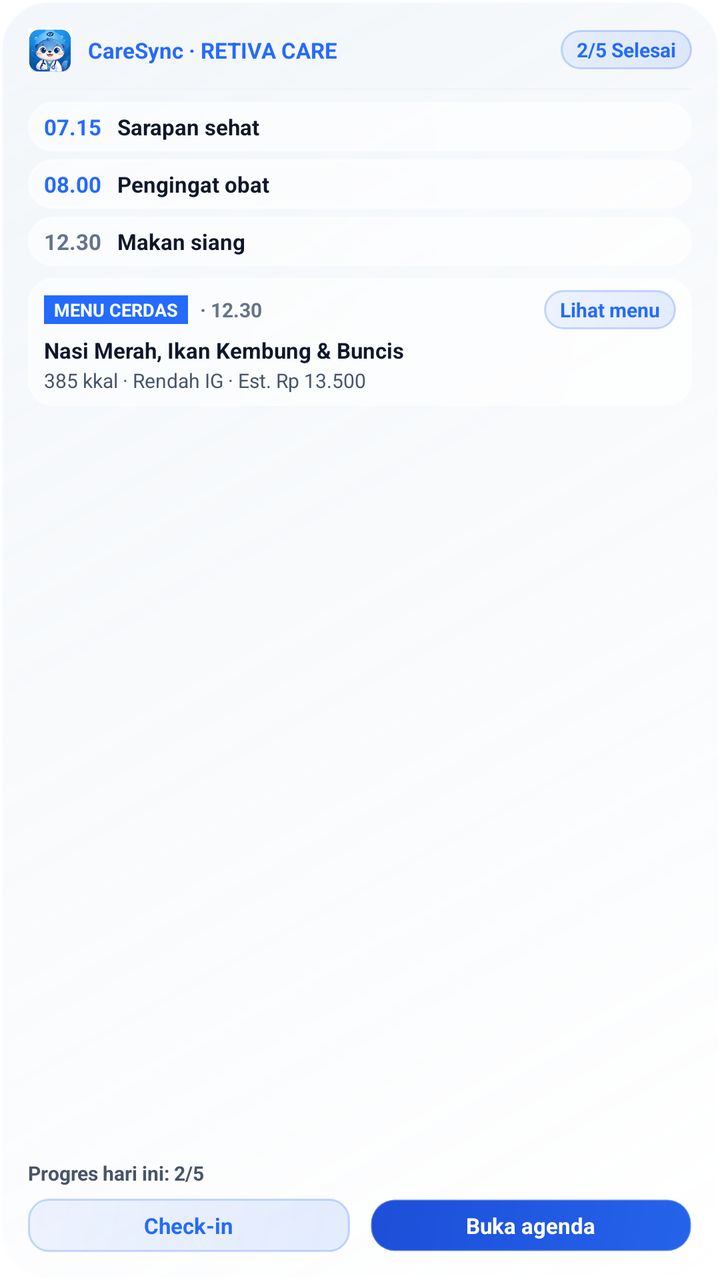
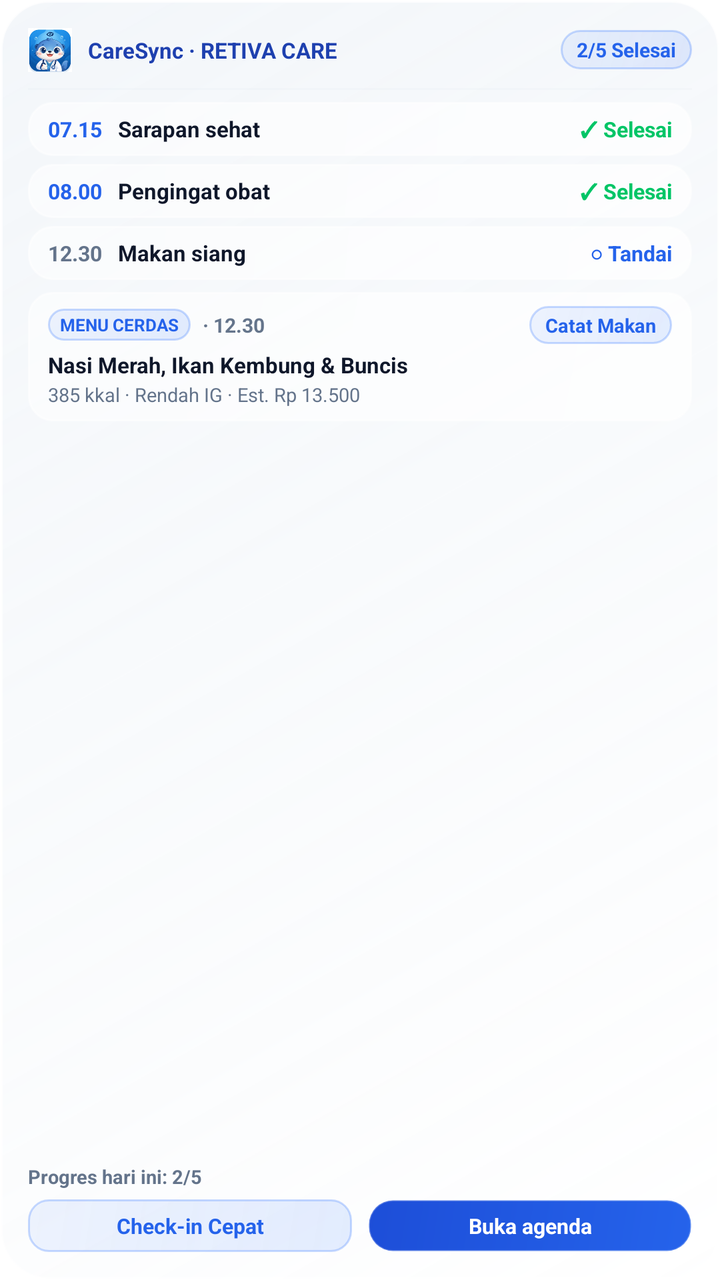

Before-and-after screenshots of an Android layout around one commit, followed by the original layout XML and the change that was made.
<!-- AndroidManifest.xml: fallback theme Theme.MaterialComponents.DayNight.NoActionBar -->
<!-- res/layout/widget_retiva_large.xml -->
<?xml version="1.0" encoding="utf-8"?>
<LinearLayout xmlns:android="http://schemas.android.com/apk/res/android"
    android:id="@+id/widget_large_root"
    android:layout_width="match_parent"
    android:layout_height="match_parent"
    android:background="@drawable/widget_background"
    android:orientation="vertical"
    android:padding="14dp">

    
    <LinearLayout
        android:layout_width="match_parent"
        android:layout_height="wrap_content"
        android:gravity="center_vertical"
        android:orientation="horizontal">

        <ImageView
            android:layout_width="22dp"
            android:layout_height="22dp"
            android:src="@mipmap/ic_launcher"
            android:contentDescription="Retiva" />

        <TextView
            android:layout_width="wrap_content"
            android:layout_height="wrap_content"
            android:layout_marginStart="8dp"
            android:text="CareSync · RETIVA CARE"
            android:textColor="#246BFD"
            android:textSize="11sp"
            android:textStyle="bold" />

        <FrameLayout
            android:layout_width="0dp"
            android:layout_height="1dp"
            android:layout_weight="1" />

        <TextView
            android:id="@+id/widget_large_progress_badge"
            android:layout_width="wrap_content"
            android:layout_height="wrap_content"
            android:background="@drawable/widget_button_secondary_bg"
            android:paddingStart="8dp"
            android:paddingTop="3dp"
            android:paddingEnd="8dp"
            android:paddingBottom="3dp"
            android:text="2/5 Selesai"
            android:textColor="#246BFD"
            android:textSize="10sp"
            android:textStyle="bold" />
    </LinearLayout>

    <FrameLayout
        android:layout_width="match_parent"
        android:layout_height="1dp"
        android:layout_marginTop="8dp"
        android:layout_marginBottom="6dp"
        android:background="#F1F5F9" />

    
    <LinearLayout
        android:id="@+id/widget_large_item1_row"
        android:layout_width="match_parent"
        android:layout_height="wrap_content"
        android:layout_marginBottom="4dp"
        android:background="@drawable/widget_pill_bg"
        android:gravity="center_vertical"
        android:orientation="horizontal"
        android:paddingStart="8dp"
        android:paddingTop="5dp"
        android:paddingEnd="8dp"
        android:paddingBottom="5dp">

        <TextView
            android:id="@+id/widget_large_item1_time"
            android:layout_width="wrap_content"
            android:layout_height="wrap_content"
            android:text="07.15"
            android:textColor="#246BFD"
            android:textSize="11sp"
            android:textStyle="bold" />

        <TextView
            android:id="@+id/widget_large_item1_title"
            android:layout_width="0dp"
            android:layout_height="wrap_content"
            android:layout_marginStart="8dp"
            android:layout_weight="1"
            android:text="Sarapan sehat"
            android:textColor="#0F172A"
            android:textSize="11sp"
            android:textStyle="bold"
            android:maxLines="1"
            android:ellipsize="end" />

        <TextView
            android:id="@+id/widget_large_item1_status"
            android:layout_width="wrap_content"
            android:layout_height="wrap_content"
            android:text=""
            android:textColor="#00C566"
            android:textSize="11sp"
            android:textStyle="bold" />
    </LinearLayout>

    
    <LinearLayout
        android:id="@+id/widget_large_item2_row"
        android:layout_width="match_parent"
        android:layout_height="wrap_content"
        android:layout_marginBottom="4dp"
        android:background="@drawable/widget_pill_bg"
        android:gravity="center_vertical"
        android:orientation="horizontal"
        android:paddingStart="8dp"
        android:paddingTop="5dp"
        android:paddingEnd="8dp"
        android:paddingBottom="5dp">

        <TextView
            android:id="@+id/widget_large_item2_time"
            android:layout_width="wrap_content"
            android:layout_height="wrap_content"
            android:text="08.00"
            android:textColor="#246BFD"
            android:textSize="11sp"
            android:textStyle="bold" />

        <TextView
            android:id="@+id/widget_large_item2_title"
            android:layout_width="0dp"
            android:layout_height="wrap_content"
            android:layout_marginStart="8dp"
            android:layout_weight="1"
            android:text="Pengingat obat"
            android:textColor="#0F172A"
            android:textSize="11sp"
            android:textStyle="bold"
            android:maxLines="1"
            android:ellipsize="end" />

        <TextView
            android:id="@+id/widget_large_item2_status"
            android:layout_width="wrap_content"
            android:layout_height="wrap_content"
            android:text=""
            android:textColor="#00C566"
            android:textSize="11sp"
            android:textStyle="bold" />
    </LinearLayout>

    
    <LinearLayout
        android:id="@+id/widget_large_item3_row"
        android:layout_width="match_parent"
        android:layout_height="wrap_content"
        android:background="@drawable/widget_pill_bg"
        android:gravity="center_vertical"
        android:orientation="horizontal"
        android:paddingStart="8dp"
        android:paddingTop="5dp"
        android:paddingEnd="8dp"
        android:paddingBottom="5dp">

        <TextView
            android:id="@+id/widget_large_item3_time"
            android:layout_width="wrap_content"
            android:layout_height="wrap_content"
            android:text="12.30"
            android:textColor="#64748B"
            android:textSize="11sp"
            android:textStyle="bold" />

        <TextView
            android:id="@+id/widget_large_item3_title"
            android:layout_width="0dp"
            android:layout_height="wrap_content"
            android:layout_marginStart="8dp"
            android:layout_weight="1"
            android:text="Makan siang"
            android:textColor="#0F172A"
            android:textSize="11sp"
            android:textStyle="bold"
            android:maxLines="1"
            android:ellipsize="end" />

        <TextView
            android:id="@+id/widget_large_item3_status"
            android:layout_width="wrap_content"
            android:layout_height="wrap_content"
            android:text=""
            android:textColor="#94A3B8"
            android:textSize="11sp" />
    </LinearLayout>

    
    <LinearLayout
        android:id="@+id/widget_large_meal_card"
        android:layout_width="match_parent"
        android:layout_height="wrap_content"
        android:layout_marginTop="6dp"
        android:background="@drawable/widget_pill_bg"
        android:orientation="vertical"
        android:paddingStart="8dp"
        android:paddingTop="6dp"
        android:paddingEnd="8dp"
        android:paddingBottom="6dp">

        <LinearLayout
            android:layout_width="match_parent"
            android:layout_height="wrap_content"
            android:gravity="center_vertical"
            android:orientation="horizontal">

            <TextView
                android:id="@+id/widget_large_meal_badge"
                android:layout_width="wrap_content"
                android:layout_height="wrap_content"
                android:background="#246BFD"
                android:paddingStart="5dp"
                android:paddingTop="1dp"
                android:paddingEnd="5dp"
                android:paddingBottom="1dp"
                android:text="MENU CERDAS"
                android:textColor="#FFFFFF"
                android:textSize="9sp"
                android:textStyle="bold" />

            <TextView
                android:id="@+id/widget_large_meal_time"
                android:layout_width="wrap_content"
                android:layout_height="wrap_content"
                android:layout_marginStart="6dp"
                android:text="· 12.30"
                android:textColor="#64748B"
                android:textSize="10sp"
                android:textStyle="bold" />

            <FrameLayout
                android:layout_width="0dp"
                android:layout_height="1dp"
                android:layout_weight="1" />

            <TextView
                android:id="@+id/widget_large_btn_meal"
                android:layout_width="wrap_content"
                android:layout_height="wrap_content"
                android:background="@drawable/widget_button_secondary_bg"
                android:paddingStart="8dp"
                android:paddingTop="3dp"
                android:paddingEnd="8dp"
                android:paddingBottom="3dp"
                android:text="Lihat menu"
                android:textColor="#246BFD"
                android:textSize="10sp"
                android:textStyle="bold" />
        </LinearLayout>

        <TextView
            android:id="@+id/widget_large_meal_title"
            android:layout_width="match_parent"
            android:layout_height="wrap_content"
            android:layout_marginTop="3dp"
            android:text="Nasi Merah, Ikan Kembung &amp; Buncis"
            android:textColor="#0F172A"
            android:textSize="11sp"
            android:textStyle="bold"
            android:maxLines="1"
            android:ellipsize="end" />

        <TextView
            android:id="@+id/widget_large_meal_subtitle"
            android:layout_width="match_parent"
            android:layout_height="wrap_content"
            android:layout_marginTop="1dp"
            android:text="385 kkal · Rendah IG · Est. Rp 13.500"
            android:textColor="#475569"
            android:textSize="10sp"
            android:maxLines="1"
            android:ellipsize="end" />
    </LinearLayout>

    <FrameLayout
        android:layout_width="match_parent"
        android:layout_height="0dp"
        android:layout_weight="1" />

    
    <LinearLayout
        android:layout_width="match_parent"
        android:layout_height="wrap_content"
        android:layout_marginTop="6dp"
        android:gravity="center_vertical"
        android:orientation="horizontal">

        <TextView
            android:id="@+id/widget_large_progress_label"
            android:layout_width="0dp"
            android:layout_height="wrap_content"
            android:layout_weight="1"
            android:text="Progres hari ini: 2/5"
            android:textColor="#475569"
            android:textSize="10sp"
            android:textStyle="bold" />
    </LinearLayout>

    
    <LinearLayout
        android:layout_width="match_parent"
        android:layout_height="wrap_content"
        android:layout_marginTop="6dp"
        android:orientation="horizontal">

        <TextView
            android:id="@+id/widget_large_btn_checkin"
            android:layout_width="0dp"
            android:layout_height="wrap_content"
            android:layout_marginEnd="5dp"
            android:layout_weight="1"
            android:background="@drawable/widget_button_secondary_bg"
            android:gravity="center"
            android:paddingTop="6dp"
            android:paddingBottom="6dp"
            android:text="Check-in"
            android:textColor="#246BFD"
            android:textSize="11sp"
            android:textStyle="bold" />

        <TextView
            android:id="@+id/widget_large_btn_agenda"
            android:layout_width="0dp"
            android:layout_height="wrap_content"
            android:layout_marginStart="5dp"
            android:layout_weight="1"
            android:background="@drawable/widget_button_bg"
            android:gravity="center"
            android:paddingTop="6dp"
            android:paddingBottom="6dp"
            android:text="Buka agenda"
            android:textColor="#FFFFFF"
            android:textSize="11sp"
            android:textStyle="bold" />
    </LinearLayout>
</LinearLayout>
<!-- resources referenced by this layout -->
<resources>
  <!-- drawable widget_background (drawable) -->
  <?xml version="1.0" encoding="utf-8"?>
  <shape xmlns:android="http://schemas.android.com/apk/res/android"
      android:shape="rectangle">
      <gradient
          android:angle="135"
          android:startColor="#F2FFFFFF"
          android:centerColor="#E6F8FAFC"
          android:endColor="#D9F1F5F9" />
      <corners android:radius="24dp" />
      <stroke
          android:width="1.2dp"
          android:color="#CCFFFFFF" />
  </shape>
  <!-- drawable widget_button_bg (drawable) -->
  <?xml version="1.0" encoding="utf-8"?>
  <shape xmlns:android="http://schemas.android.com/apk/res/android"
      android:shape="rectangle">
      <gradient
          android:angle="135"
          android:startColor="#2563EB"
          android:endColor="#1D4ED8" />
      <corners android:radius="12dp" />
      <stroke
          android:width="1dp"
          android:color="#40FFFFFF" />
  </shape>
  <!-- drawable widget_button_secondary_bg (drawable) -->
  <?xml version="1.0" encoding="utf-8"?>
  <shape xmlns:android="http://schemas.android.com/apk/res/android"
      android:shape="rectangle">
      <gradient
          android:angle="135"
          android:startColor="#1F246BFD"
          android:endColor="#12246BFD" />
      <corners android:radius="10dp" />
      <stroke
          android:width="1dp"
          android:color="#40246BFD" />
  </shape>
  <!-- drawable widget_pill_bg (drawable) -->
  <?xml version="1.0" encoding="utf-8"?>
  <shape xmlns:android="http://schemas.android.com/apk/res/android"
      android:shape="rectangle">
      <gradient
          android:angle="135"
          android:startColor="#B3FFFFFF"
          android:endColor="#80FFFFFF" />
      <corners android:radius="12dp" />
      <stroke
          android:width="1dp"
          android:color="#99FFFFFF" />
  </shape>
  <!-- mipmap ic_launcher: png bitmap (mipmap-hdpi, 14222 bytes) -->
</resources>

<!-- the commit's change to res/layout/widget_retiva_large.xml (unified diff, before → after) -->
@@ -25,7 +25,7 @@
             android:layout_height="wrap_content"
             android:layout_marginStart="8dp"
             android:text="CareSync · RETIVA CARE"
-            android:textColor="#246BFD"
+            android:textColor="#1E40AF"
             android:textSize="11sp"
             android:textStyle="bold" />
 
@@ -44,7 +44,7 @@
             android:paddingEnd="8dp"
             android:paddingBottom="3dp"
             android:text="2/5 Selesai"
-            android:textColor="#246BFD"
+            android:textColor="#2563EB"
             android:textSize="10sp"
             android:textStyle="bold" />
     </LinearLayout>
@@ -54,7 +54,7 @@
         android:layout_height="1dp"
         android:layout_marginTop="8dp"
         android:layout_marginBottom="6dp"
-        android:background="#F1F5F9" />
+        android:background="#1ACBD5E1" />
 
     
     <LinearLayout
@@ -65,18 +65,18 @@
         android:background="@drawable/widget_pill_bg"
         android:gravity="center_vertical"
         android:orientation="horizontal"
-        android:paddingStart="8dp"
-        android:paddingTop="5dp"
-        android:paddingEnd="8dp"
-        android:paddingBottom="5dp">
+        android:paddingStart="10dp"
+        android:paddingTop="6dp"
+        android:paddingEnd="10dp"
+        android:paddingBottom="6dp">
 
         <TextView
             android:id="@+id/widget_large_item1_time"
             android:layout_width="wrap_content"
             android:layout_height="wrap_content"
             android:text="07.15"
-            android:textColor="#246BFD"
-            android:textSize="11sp"
+            android:textColor="#2563EB"
+            android:textSize="10.5sp"
             android:textStyle="bold" />
 
         <TextView
@@ -96,9 +96,9 @@
             android:id="@+id/widget_large_item1_status"
             android:layout_width="wrap_content"
             android:layout_height="wrap_content"
-            android:text=""
+            android:text="✓ Selesai"
             android:textColor="#00C566"
-            android:textSize="11sp"
+            android:textSize="10.5sp"
             android:textStyle="bold" />
     </LinearLayout>
 
@@ -111,18 +111,18 @@
         android:background="@drawable/widget_pill_bg"
         android:gravity="center_vertical"
         android:orientation="horizontal"
-        android:paddingStart="8dp"
-        android:paddingTop="5dp"
-        android:paddingEnd="8dp"
-        android:paddingBottom="5dp">
+        android:paddingStart="10dp"
+        android:paddingTop="6dp"
+        android:paddingEnd="10dp"
+        android:paddingBottom="6dp">
 
         <TextView
             android:id="@+id/widget_large_item2_time"
             android:layout_width="wrap_content"
             android:layout_height="wrap_content"
             android:text="08.00"
-            android:textColor="#246BFD"
-            android:textSize="11sp"
+            android:textColor="#2563EB"
+            android:textSize="10.5sp"
             android:textStyle="bold" />
 
         <TextView
@@ -142,9 +142,9 @@
             android:id="@+id/widget_large_item2_status"
             android:layout_width="wrap_content"
             android:layout_height="wrap_content"
-            android:text=""
+            android:text="✓ Selesai"
             android:textColor="#00C566"
-            android:textSize="11sp"
+            android:textSize="10.5sp"
             android:textStyle="bold" />
     </LinearLayout>
 
@@ -156,10 +156,10 @@
         android:background="@drawable/widget_pill_bg"
         android:gravity="center_vertical"
         android:orientation="horizontal"
-        android:paddingStart="8dp"
-        android:paddingTop="5dp"
-        android:paddingEnd="8dp"
-        android:paddingBottom="5dp">
+        android:paddingStart="10dp"
+        android:paddingTop="6dp"
+        android:paddingEnd="10dp"
+        android:paddingBottom="6dp">
 
         <TextView
             android:id="@+id/widget_large_item3_time"
@@ -167,7 +167,7 @@
             android:layout_height="wrap_content"
             android:text="12.30"
             android:textColor="#64748B"
-            android:textSize="11sp"
+            android:textSize="10.5sp"
             android:textStyle="bold" />
 
         <TextView
@@ -187,9 +187,10 @@
             android:id="@+id/widget_large_item3_status"
             android:layout_width="wrap_content"
             android:layout_height="wrap_content"
-            android:text=""
-            android:textColor="#94A3B8"
-            android:textSize="11sp" />
+            android:text="○ Tandai"
+            android:textColor="#2563EB"
+            android:textSize="10.5sp"
+            android:textStyle="bold" />
     </LinearLayout>
 
     
@@ -200,10 +201,10 @@
         android:layout_marginTop="6dp"
         android:background="@drawable/widget_pill_bg"
         android:orientation="vertical"
-        android:paddingStart="8dp"
-        android:paddingTop="6dp"
-        android:paddingEnd="8dp"
-        android:paddingBottom="6dp">
+        android:paddingStart="10dp"
+        android:paddingTop="7dp"
+        android:paddingEnd="10dp"
+        android:paddingBottom="7dp">
 
         <LinearLayout
             android:layout_width="match_parent"
@@ -215,14 +216,14 @@
                 android:id="@+id/widget_large_meal_badge"
                 android:layout_width="wrap_content"
                 android:layout_height="wrap_content"
-                android:background="#246BFD"
-                android:paddingStart="5dp"
-                android:paddingTop="1dp"
-                android:paddingEnd="5dp"
-                android:paddingBottom="1dp"
+                android:background="@drawable/widget_button_secondary_bg"
+                android:paddingStart="6dp"
+                android:paddingTop="2dp"
+                android:paddingEnd="6dp"
+                android:paddingBottom="2dp"
                 android:text="MENU CERDAS"
-                android:textColor="#FFFFFF"
-                android:textSize="9sp"
+                android:textColor="#2563EB"
+                android:textSize="8.5sp"
                 android:textStyle="bold" />
 
             <TextView
@@ -249,9 +250,9 @@
                 android:paddingTop="3dp"
                 android:paddingEnd="8dp"
                 android:paddingBottom="3dp"
-                android:text="Lihat menu"
-                android:textColor="#246BFD"
-                android:textSize="10sp"
+                android:text="Catat Makan"
+                android:textColor="#2563EB"
+                android:textSize="9.5sp"
                 android:textStyle="bold" />
         </LinearLayout>
 
@@ -273,8 +274,8 @@
             android:layout_height="wrap_content"
             android:layout_marginTop="1dp"
             android:text="385 kkal · Rendah IG · Est. Rp 13.500"
-            android:textColor="#475569"
-            android:textSize="10sp"
+            android:textColor="#64748B"
+            android:textSize="9.5sp"
             android:maxLines="1"
             android:ellipsize="end" />
     </LinearLayout>
@@ -288,7 +289,7 @@
     <LinearLayout
         android:layout_width="match_parent"
         android:layout_height="wrap_content"
-        android:layout_marginTop="6dp"
+        android:layout_marginTop="4dp"
         android:gravity="center_vertical"
         android:orientation="horizontal">
 
@@ -298,38 +299,38 @@
             android:layout_height="wrap_content"
             android:layout_weight="1"
             android:text="Progres hari ini: 2/5"
-            android:textColor="#475569"
-            android:textSize="10sp"
-            android:textStyle="bold" />
-    </LinearLayout>
-
-    
-    <LinearLayout
-        android:layout_width="match_parent"
-        android:layout_height="wrap_content"
-        android:layout_marginTop="6dp"
+            android:textColor="#64748B"
+            android:textSize="9.5sp"
+            android:textStyle="bold" />
+    </LinearLayout>
+
+    
+    <LinearLayout
+        android:layout_width="match_parent"
+        android:layout_height="wrap_content"
+        android:layout_marginTop="5dp"
         android:orientation="horizontal">
 
         <TextView
             android:id="@+id/widget_large_btn_checkin"
             android:layout_width="0dp"
             android:layout_height="wrap_content"
-            android:layout_marginEnd="5dp"
+            android:layout_marginEnd="4dp"
             android:layout_weight="1"
             android:background="@drawable/widget_button_secondary_bg"
             android:gravity="center"
             android:paddingTop="6dp"
             android:paddingBottom="6dp"
-            android:text="Check-in"
-            android:textColor="#246BFD"
-            android:textSize="11sp"
+            android:text="Check-in Cepat"
+            android:textColor="#2563EB"
+            android:textSize="10.5sp"
             android:textStyle="bold" />
 
         <TextView
             android:id="@+id/widget_large_btn_agenda"
             android:layout_width="0dp"
             android:layout_height="wrap_content"
-            android:layout_marginStart="5dp"
+            android:layout_marginStart="4dp"
             android:layout_weight="1"
             android:background="@drawable/widget_button_bg"
             android:gravity="center"
@@ -337,7 +338,7 @@
             android:paddingBottom="6dp"
             android:text="Buka agenda"
             android:textColor="#FFFFFF"
-            android:textSize="11sp"
+            android:textSize="10.5sp"
             android:textStyle="bold" />
     </LinearLayout>
 </LinearLayout>
